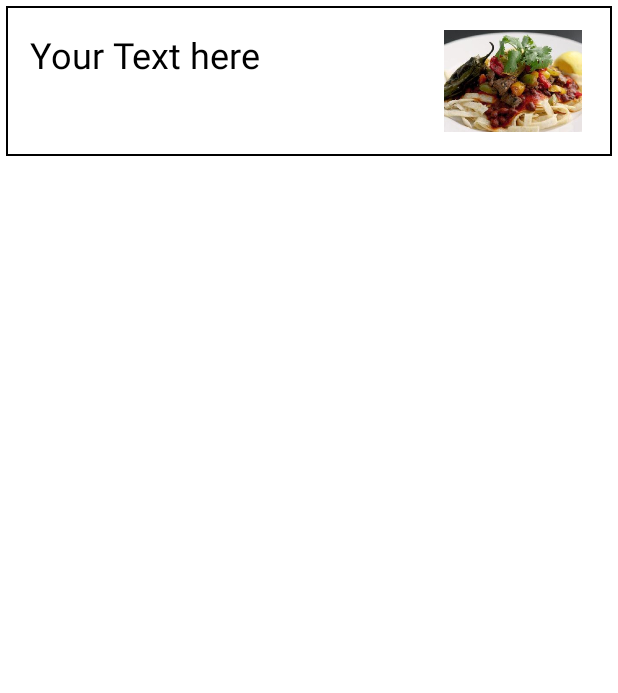
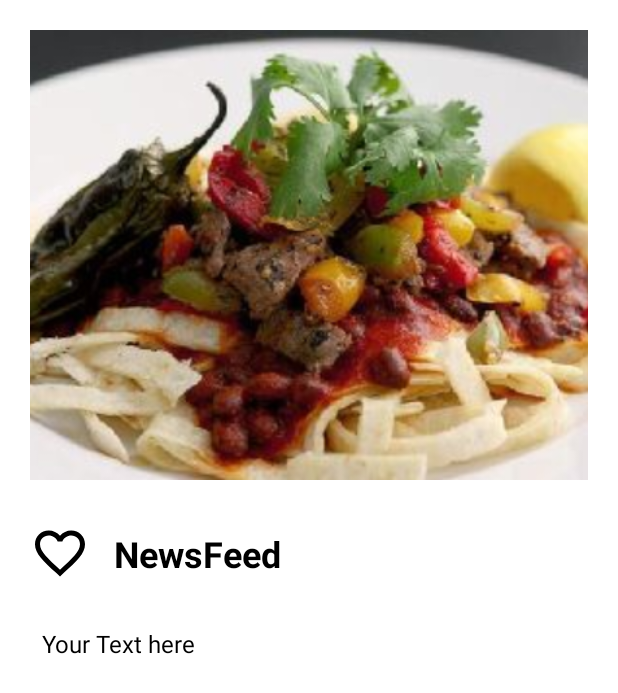
Before and after one commit to itz1electus/NewsFeedApp, an Android app: the layout newspost.xml on its own in the app's theme, with its tools: preview values and no code run, on a phone screen of 412 x 824 dp. Shown: the top 693 px of the screen. Run offline under Robolectric (Android 15) with nearby library versions, the phone set to English and light mode, and no system bars.

Commit message:
Made final changes

```diff
--- a/app/build.gradle
+++ b/app/build.gradle
@@ -26,6 +26,10 @@ android {
         sourceCompatibility JavaVersion.VERSION_1_8
         targetCompatibility JavaVersion.VERSION_1_8
     }
+
+    buildFeatures{
+        viewBinding true
+    }
 }
 
 dependencies {
@@ -39,4 +43,5 @@ dependencies {
     implementation 'com.squareup.retrofit2:retrofit:2.5.0'
     implementation 'com.squareup.retrofit2:converter-gson:2.5.0'
     implementation 'androidx.recyclerview:recyclerview:1.3.0'
+    implementation 'com.squareup.picasso:picasso:2.8'
 }
--- a/app/src/main/java/com/mufasa/newsfeed/JSONFoodAPI.java
+++ b/app/src/main/java/com/mufasa/newsfeed/JSONFoodAPI.java
@@ -7,6 +7,8 @@ import retrofit2.http.GET;
 
 public interface JSONFoodAPI {
 
-    @GET("complexSearch?apiKey=32bbbbc8bc864f8e8eb4d9c59dc51b69&query=pasta")
+    @GET("c81dab0e3242dc7ac0a5")
     Call<List<Result>> getRequests();
 }
+
+//  32bbbbc8bc864f8e8eb4d9c59dc51b69
--- /dev/null
+++ b/app/src/main/res/drawable/ic_like_button.xml
@@ -0,0 +1,5 @@
+<vector android:height="24dp" android:tint="#000000"
+    android:viewportHeight="24" android:viewportWidth="24"
+    android:width="24dp" xmlns:android="http://schemas.android.com/apk/res/android">
+    <path android:fillColor="@android:color/white" android:pathData="M16.5,3c-1.74,0 -3.41,0.81 -4.5,2.09C10.91,3.81 9.24,3 7.5,3 4.42,3 2,5.42 2,8.5c0,3.78 3.4,6.86 8.55,11.54L12,21.35l1.45,-1.32C18.6,15.36 22,12.28 22,8.5 22,5.42 19.58,3 16.5,3zM12.1,18.55l-0.1,0.1 -0.1,-0.1C7.14,14.24 4,11.39 4,8.5 4,6.5 5.5,5 7.5,5c1.54,0 3.04,0.99 3.57,2.36h1.87C13.46,5.99 14.96,5 16.5,5c2,0 3.5,1.5 3.5,3.5 0,2.89 -3.14,5.74 -7.9,10.05z"/>
+</vector>
--- /dev/null
+++ b/app/src/main/res/drawable/ic_liked_button.xml
@@ -0,0 +1,5 @@
+<vector android:height="24dp" android:tint="#FF0000"
+    android:viewportHeight="24" android:viewportWidth="24"
+    android:width="24dp" xmlns:android="http://schemas.android.com/apk/res/android">
+    <path android:fillColor="@android:color/white" android:pathData="M12,21.35l-1.45,-1.32C5.4,15.36 2,12.28 2,8.5 2,5.42 4.42,3 7.5,3c1.74,0 3.41,0.81 4.5,2.09C13.09,3.81 14.76,3 16.5,3 19.58,3 22,5.42 22,8.5c0,3.78 -3.4,6.86 -8.55,11.54L12,21.35z"/>
+</vector>
--- /dev/null
+++ b/app/src/main/res/drawable/toggle_selector.xml
@@ -0,0 +1,5 @@
+<?xml version="1.0" encoding="utf-8"?>
+<selector xmlns:android="http://schemas.android.com/apk/res/android">
+    <item android:drawable="@drawable/ic_like_button" android:state_checked="false" />
+    <item android:drawable="@drawable/ic_liked_button" android:state_checked="true" />
+</selector>
--- a/app/src/main/res/layout/newspost.xml
+++ b/app/src/main/res/layout/newspost.xml
@@ -1,35 +1,73 @@
 <?xml version="1.0" encoding="utf-8"?>
 <androidx.constraintlayout.widget.ConstraintLayout xmlns:android="http://schemas.android.com/apk/res/android"
     xmlns:app="http://schemas.android.com/apk/res-auto"
+    xmlns:tools="http://schemas.android.com/tools"
     android:layout_width="match_parent"
-    android:layout_height="100dp"
-    xmlns:tools="http://schemas.android.com/tools"
-    android:padding="16dp"
-    android:layout_marginEnd="4dp"
+    android:layout_height="wrap_content"
     android:layout_marginStart="4dp"
     android:layout_marginTop="4dp"
-    android:background="@drawable/border">
-
-    <TextView
-        android:id="@+id/tvTitle"
-        android:layout_width="0dp"
-        android:layout_height="match_parent"
-        android:textSize="24sp"
-        app:layout_constraintBottom_toBottomOf="parent"
-        app:layout_constraintStart_toStartOf="parent"
-        app:layout_constraintTop_toTopOf="parent"
-        app:layout_constraintEnd_toStartOf="@+id/ivRecipeImg"
-        tools:text="Your Text here"
-        android:textColor="@color/black"/>
+    android:layout_marginEnd="4dp"
+    android:padding="16dp">
 
     <ImageView
         android:id="@+id/ivRecipeImg"
-        android:layout_width="100dp"
+        android:layout_width="400dp"
+        android:layout_height="300dp"
+        android:scaleType="centerCrop"
+        android:layout_marginBottom="8dp"
+        android:orientation="horizontal"
+        app:layout_constraintBottom_toTopOf="@id/linearLayout"
+        app:layout_constraintEnd_toEndOf="parent"
+        app:layout_constraintStart_toStartOf="parent"
+        app:layout_constraintTop_toTopOf="parent"
+        tools:src="@drawable/food" />
+
+    <LinearLayout
+        android:id="@+id/linearLayout"
+        android:layout_width="match_parent"
         android:layout_height="wrap_content"
+        android:layout_marginTop="16dp"
+        app:flow_horizontalAlign="start"
+        app:layout_constraintBottom_toTopOf="@id/tvDescription"
+        app:layout_constraintEnd_toEndOf="parent"
+        app:layout_constraintStart_toStartOf="parent"
+        app:layout_constraintTop_toBottomOf="@+id/ivRecipeImg">
+
+        <ToggleButton
+            android:layout_width="40dp"
+            android:layout_height="40dp"
+            android:textOn=""
+            android:textOff=""
+            android:background="@drawable/toggle_selector"
+            android:layout_gravity="center"
+            android:onClick="onCustomToggleClick"/>
+
+        <TextView
+            android:id="@+id/tvTitle"
+            android:layout_width="match_parent"
+            android:layout_height="50dp"
+            android:layout_marginStart="8dp"
+            android:padding="8dp"
+            android:textSize="24sp"
+            android:textStyle="bold"
+            tools:text="@string/app_name"
+            android:textColor="@color/black"
+            android:textAlignment="gravity"
+            android:gravity="center_vertical"/>
+    </LinearLayout>
+
+    <TextView
+        android:id="@+id/tvDescription"
+        android:layout_width="0dp"
+        android:layout_height="wrap_content"
+        android:layout_marginTop="16dp"
+        android:padding="8dp"
+        android:textColor="@color/black"
+        android:textSize="16sp"
         app:layout_constraintBottom_toBottomOf="parent"
         app:layout_constraintEnd_toEndOf="parent"
-        app:layout_constraintStart_toEndOf="@+id/tvTitle"
-        app:layout_constraintTop_toTopOf="parent"
-        tools:src="@drawable/food"/>
+        app:layout_constraintStart_toStartOf="parent"
+        app:layout_constraintTop_toBottomOf="@+id/linearLayout"
+        tools:text="Your Text here"/>
 
 </androidx.constraintlayout.widget.ConstraintLayout>
```
Also changed, not shown: app/src/main/java/com/mufasa/newsfeed/ImageLoadTask.java (added, +47 -0 lines), app/src/main/java/com/mufasa/newsfeed/MainActivity.java (+16 -14 lines), app/src/main/java/com/mufasa/newsfeed/RecipeAdapter.java (+9 -30 lines), app/src/main/java/com/mufasa/newsfeed/Result.java (+10 -0 lines).
